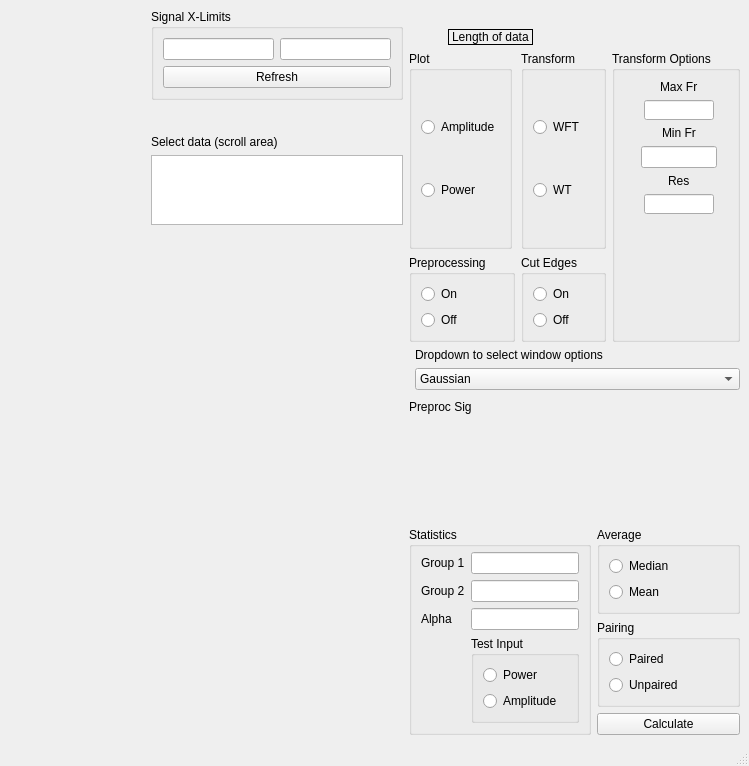
luphysics/PyMODA, file res/layout/window_time_freq.ui: the form before one commit; both pictures show x 747 to 1496 and y 0 to 766 of the 1496 by 766 pixel window.
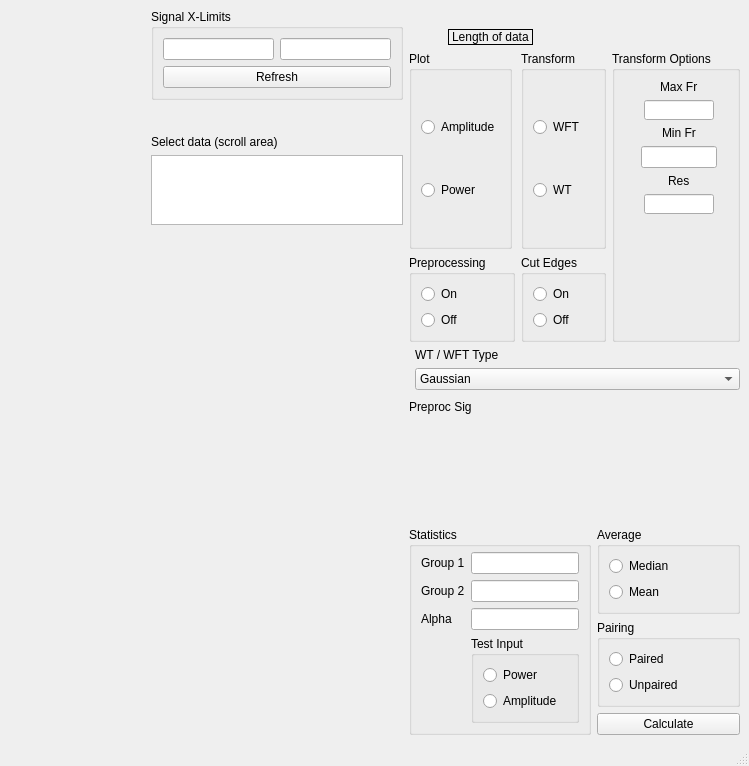
The form after the commit. Custom widgets are drawn as their Qt base class.

Diff of the .ui file:
```diff
--- a/res/layout/window_time_freq.ui
+++ b/res/layout/window_time_freq.ui
@@ -56,7 +56,7 @@
            </layout>
           </item>
           <item row="0" column="0">
-           <widget class="QGroupBox" name="">
+           <widget class="QGroupBox" name="groupBox">
             <property name="title">
              <string>Signal X-Limits</string>
             </property>
@@ -371,7 +371,7 @@
             <item row="0" column="1">
              <widget class="QLabel" name="label_11">
               <property name="text">
-               <string>Dropdown to select window options</string>
+               <string>WT / WFT Type</string>
               </property>
              </widget>
             </item>
```
Left out of the diff: 27 changed lines with no effect on the pictures.
